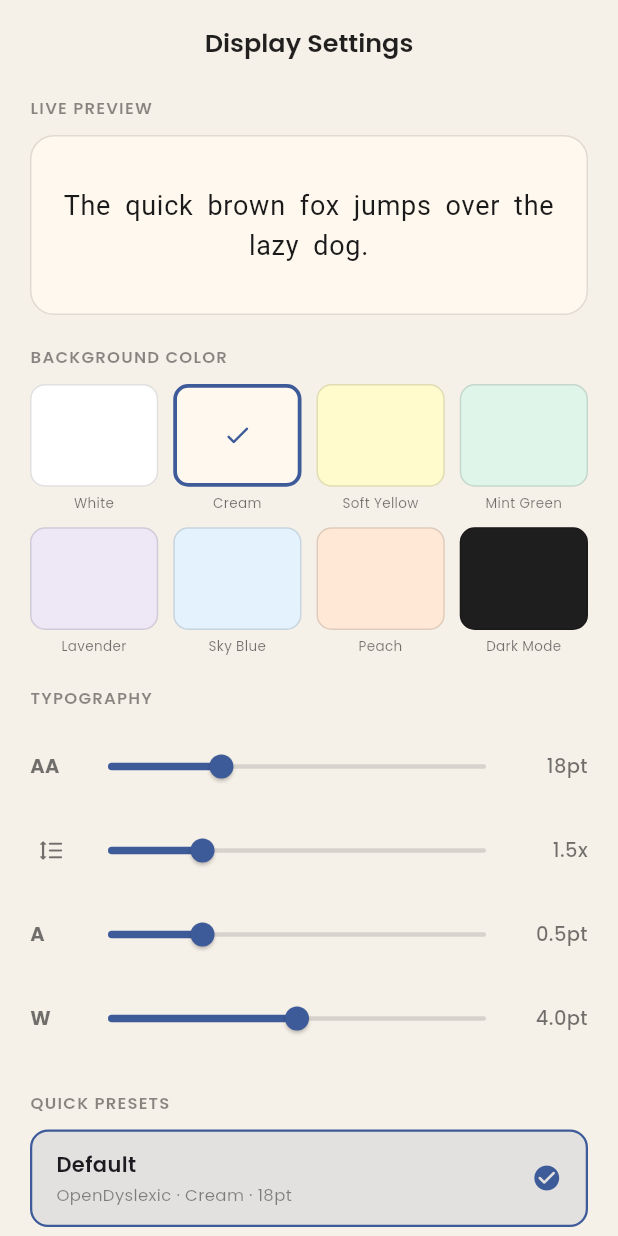
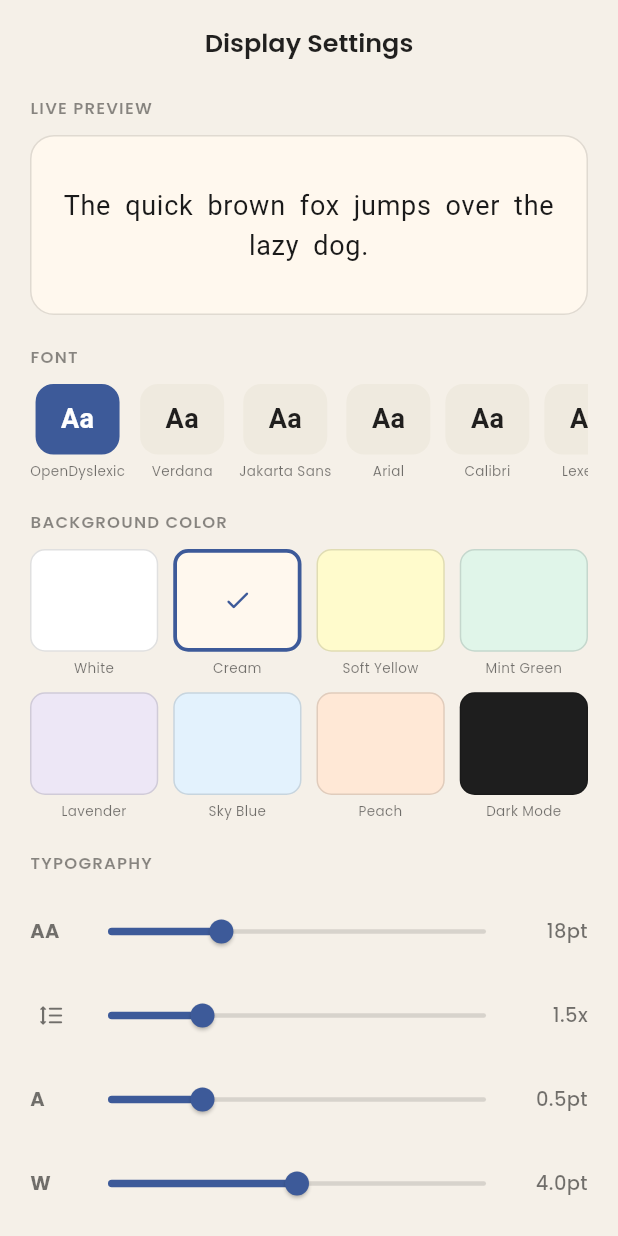
Before and after one commit to airlanggawicaksono/dislexia, a Flutter app: the DisplaySettingsPage screen opened by its route, on a phone screen of 412 x 824 dp. Run offline on Flutter 3.47's test engine with Material 3 defaults, Android fonts, the phone set to English and light mode, and no system bars; our stand-ins replace dio, easy_localization, equatable, flutter_bloc, flutter_screenutil, flutter_secure_storage and 7 more; accounts and stored records are empty.

Commit message:
feat: add font list

```diff
--- a/dyslexia/lib/src/features/display_settings/domain/entities/display_settings_entity.dart
+++ b/dyslexia/lib/src/features/display_settings/domain/entities/display_settings_entity.dart
@@ -1,6 +1,6 @@
 import 'package:equatable/equatable.dart';
 
-enum DyslexiaFont { openDyslexic, lexend, arial, verdana }
+enum DyslexiaFont { openDyslexic, verdana, jakartaSans, arial, calibri, lexend }
 
 enum AppColorTheme {
   white,
--- a/dyslexia/lib/src/features/display_settings/presentation/pages/display_settings_page.dart
+++ b/dyslexia/lib/src/features/display_settings/presentation/pages/display_settings_page.dart
@@ -36,6 +36,14 @@ class DisplaySettingsPage extends StatelessWidget {
               _Section(
                 title: 'LIVE PREVIEW',
                 child: _PreviewCard(settings: s),
+              ),
+              const SizedBox(height: 20),
+              _Section(
+                title: 'FONT',
+                child: _FontPicker(
+                  selected: s.font,
+                  onSelect: (f) => bloc.add(UpdateFontEvent(f)),
+                ),
               ),
               const SizedBox(height: 20),
               _Section(
@@ -173,9 +181,99 @@ class _PreviewCard extends StatelessWidget {
 
   String _fontFamily(DyslexiaFont font) => switch (font) {
         DyslexiaFont.openDyslexic => 'OpenDyslexic',
+        DyslexiaFont.verdana => 'Verdana',
+        DyslexiaFont.jakartaSans => 'Jakarta Sans',
+        DyslexiaFont.arial => 'Arial',
+        DyslexiaFont.calibri => 'Calibri',
         DyslexiaFont.lexend => 'Lexend',
+      };
+}
+
+// ── Font picker ─────────────────────────────────────────────────────────────
+
+class _FontPicker extends StatelessWidget {
+  final DyslexiaFont selected;
+  final ValueChanged<DyslexiaFont> onSelect;
+
+  const _FontPicker({required this.selected, required this.onSelect});
+
+  static const _fonts = [
+    (DyslexiaFont.openDyslexic, 'OpenDyslexic'),
+    (DyslexiaFont.verdana, 'Verdana'),
+    (DyslexiaFont.jakartaSans, 'Jakarta Sans'),
+    (DyslexiaFont.arial, 'Arial'),
+    (DyslexiaFont.calibri, 'Calibri'),
+    (DyslexiaFont.lexend, 'Lexend'),
+  ];
+
+  @override
+  Widget build(BuildContext context) {
+    return SizedBox(
+      height: 64,
+      child: ListView.separated(
+        scrollDirection: Axis.horizontal,
+        itemCount: _fonts.length,
+        separatorBuilder: (_, __) => const SizedBox(width: 10),
+        itemBuilder: (context, i) {
+          final (font, label) = _fonts[i];
+          final isSelected = selected == font;
+          return GestureDetector(
+            onTap: () => onSelect(font),
+            child: Column(
+              mainAxisSize: MainAxisSize.min,
+              children: [
+                Center(
+                  child: Container(
+                    width: 56,
+                    height: 47,
+                    decoration: BoxDecoration(
+                      color: isSelected
+                          ? const Color(0xFF3D5A99)
+                          : const Color(0xFFEFEADF),
+                      borderRadius: BorderRadius.circular(12),
+                      border: Border.all(
+                        color: isSelected
+                            ? const Color(0xFF3D5A99)
+                            : Colors.transparent,
+                        width: isSelected ? 2.5 : 1,
+                      ),
+                    ),
+                    child: Center(
+                      child: Text(
+                        'Aa',
+                        style: TextStyle(
+                          fontSize: 18,
+                          fontFamily: _fontFamily(font),
+                          fontWeight: FontWeight.w600,
+                          color: isSelected ? Colors.white : Colors.black87,
+                        ),
+                      ),
+                    ),
+                  ),
+                ),
+                const SizedBox(height: 4),
+                Text(
+                  label,
+                  style: const TextStyle(fontSize: 9, color: Colors.black54),
+                  textAlign: TextAlign.center,
+                  maxLines: 1,
+                  overflow: TextOverflow.ellipsis,
+                ),
+              ],
+            ),
+          );
+        },
+      ),
+    );
+  }
+
+  String _fontFamily(DyslexiaFont font) => switch (font) {
+        DyslexiaFont.openDyslexic => 'OpenDyslexic',
+        DyslexiaFont.verdana => 'Verdana',
+        DyslexiaFont.jakartaSans => 'Jakarta Sans',
         DyslexiaFont.arial => 'Arial',
-        DyslexiaFont.verdana => 'Verdana',
+        DyslexiaFont.calibri => 'Calibri',
+        DyslexiaFont.lexend => 'Lexend',
       };
 }
 
--- a/dyslexia/lib/src/features/text_pad/presentation/pages/text_pad_page.dart
+++ b/dyslexia/lib/src/features/text_pad/presentation/pages/text_pad_page.dart
@@ -88,8 +88,10 @@ class TextPadPage extends StatelessWidget {
 
   String _fontFamily(DyslexiaFont font) => switch (font) {
         DyslexiaFont.openDyslexic => 'OpenDyslexic',
+        DyslexiaFont.verdana => 'Verdana',
+        DyslexiaFont.jakartaSans => 'Jakarta Sans',
+        DyslexiaFont.arial => 'Arial',
+        DyslexiaFont.calibri => 'Calibri',
         DyslexiaFont.lexend => 'Lexend',
-        DyslexiaFont.arial => 'Arial',
-        DyslexiaFont.verdana => 'Verdana',
       };
 }
```
